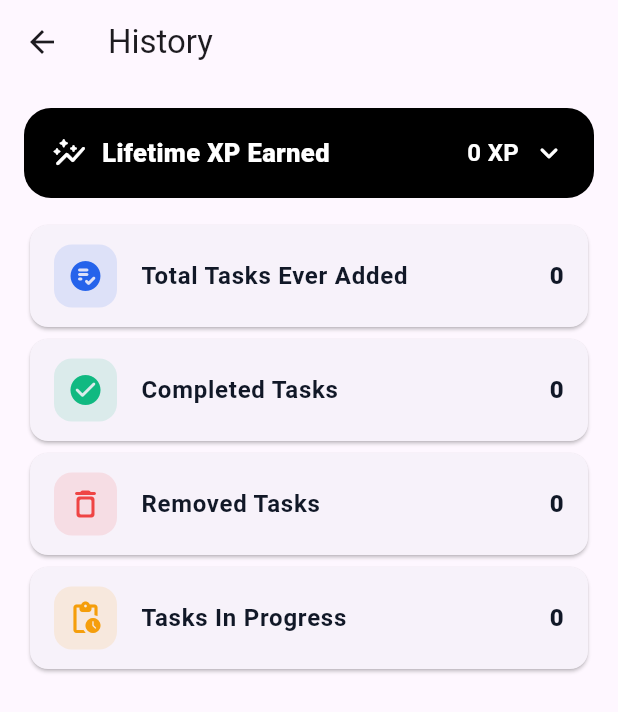
After one commit to AinzOolGown/languagetracker, a Flutter app: the screen it shows after launch, after a tap on the "history" icon, on a phone screen of 412 x 824 dp. The commit adds this screen. Shown: the top 712 px of the screen. Run offline on Flutter 3.47's test engine with Material 3 defaults, Android fonts, the phone set to English and light mode, and no system bars; our stand-ins replace sqflite; accounts and stored records are empty.

Commit message:
merging code, history screen focus and modifications needed to accomodate

```diff
--- a/duoproject/lib/database/database_helper.dart
+++ b/duoproject/lib/database/database_helper.dart
@@ -3,9 +3,7 @@ import 'package:path/path.dart';
 import '../models/task.dart';
 
 class DatabaseHelper {
-
   static final DatabaseHelper instance = DatabaseHelper._init();
-
   static Database? _database;
 
   DatabaseHelper._init();
@@ -17,20 +15,18 @@ class DatabaseHelper {
   }
 
   Future<Database> _initDB(String filePath) async {
-
     final dbPath = await getDatabasesPath();
-    print("DB PATH: $dbPath");
     final path = join(dbPath, filePath);
 
     return await openDatabase(
       path,
-      version: 1,
+      version: 2, // bumped version for migration
       onCreate: _createDB,
     );
   }
 
+  // create db
   Future _createDB(Database db, int version) async {
-
     await db.execute('''
     CREATE TABLE tasks(
       id INTEGER PRIMARY KEY AUTOINCREMENT,
@@ -39,33 +35,53 @@ class DatabaseHelper {
       dueDate TEXT,
       difficulty INTEGER,
       comments TEXT,
-    completed INTEGER
+      completed INTEGER,
+      createdAt TEXT,
+      deleted INTEGER DEFAULT 0
     )
     ''');
 
+    await db.execute('''
+    CREATE TABLE xp_history(
+      id INTEGER PRIMARY KEY AUTOINCREMENT,
+      taskName TEXT,
+      type TEXT,
+      xp INTEGER,
+      timestamp TEXT
+    )
+    ''');
   }
 
+  // CRUD
   Future<int> createTask(Task task) async {
     final db = await instance.database;
-    return await db.insert('tasks', task.toMap());
+
+    final taskMap = task.toMap();
+    taskMap['createdAt'] = DateTime.now().toIso8601String();
+    taskMap['deleted'] = 0;
+
+    return await db.insert('tasks', taskMap);
   }
 
   Future<List<Task>> readAllTasks() async {
     final db = await instance.database;
 
-    final result = await db.query('tasks');
+    final result = await db.query(
+      'tasks',
+      where: 'deleted = ?',
+      whereArgs: [0],
+    );
 
     return result.map((json) => Task.fromMap(json)).toList();
   }
 
-  // Only read tasks that are not completed
   Future<List<Task>> readActiveTasks() async {
     final db = await instance.database;
 
     final result = await db.query(
       'tasks',
-      where: 'completed = ?',
-      whereArgs: [0],
+      where: 'completed = ? AND deleted = ?',
+      whereArgs: [0, 0],
     );
 
     return result.map((json) => Task.fromMap(json)).toList();
@@ -82,13 +98,93 @@ class DatabaseHelper {
     );
   }
 
+  // soft delete instead of hard delete
   Future<int> deleteTask(int id) async {
     final db = await instance.database;
 
-    return await db.delete(
+    return await db.update(
       'tasks',
+      {'deleted': 1},
       where: 'id = ?',
       whereArgs: [id],
     );
   }
+
+  // XP TRACKING
+
+  Future<void> insertXp({
+    required String taskName,
+    required String type,
+    required int xp,
+  }) async {
+    final db = await instance.database;
+
+    await db.insert('xp_history', {
+      'taskName': taskName,
+      'type': type, // 🔥 key addition
+      'xp': xp,
+      'timestamp': DateTime.now().toIso8601String(),
+    });
   }
+
+  Future<List<Map<String, dynamic>>> getXpHistory() async {
+    final db = await instance.database;
+
+    return await db.query(
+      'xp_history',
+      orderBy: 'timestamp DESC',
+    );
+  }
+
+  // ANALYTICS / STATS
+
+  Future<int> getLifetimeXp() async {
+    final db = await instance.database;
+
+    final result =
+        await db.rawQuery('SELECT SUM(xp) as total FROM xp_history');
+
+    return result.first['total'] == null
+        ? 0
+        : (result.first['total'] as int);
+  }
+
+  Future<int> getTotalTasksAdded() async {
+    final db = await instance.database;
+
+    final result =
+        await db.rawQuery('SELECT COUNT(*) as count FROM tasks');
+
+    return Sqflite.firstIntValue(result) ?? 0;
+  }
+
+  Future<int> getTotalTasksRemoved() async {
+    final db = await instance.database;
+
+    final result = await db.rawQuery(
+        'SELECT COUNT(*) FROM tasks WHERE deleted = 1');
+
+    return Sqflite.firstIntValue(result) ?? 0;
+  }
+
+  // XP by type
+  Future<Map<String, int>> getXpByType() async {
+    final db = await instance.database;
+
+    final result = await db.rawQuery('''
+      SELECT type, SUM(xp) as totalXp
+      FROM xp_history
+      GROUP BY type
+    ''');
+
+    Map<String, int> xpByType = {};
+
+    for (var row in result) {
+      final type = row['type'] as String;
+      final xp = row['totalXp'] as int? ?? 0;
+      xpByType[type] = xp;
+    }
+
+    return xpByType;
+  }
+}
--- /dev/null
+++ b/duoproject/lib/screens/history_screen.dart
@@ -0,0 +1,282 @@
+import 'package:flutter/material.dart';
+import '../models/task.dart';
+import '../database/database_helper.dart';
+
+class HistoryScreen extends StatefulWidget {
+  const HistoryScreen({super.key});
+
+  @override
+  State<HistoryScreen> createState() => _HistoryScreenState();
+}
+
+class _HistoryScreenState extends State<HistoryScreen> {
+  bool showXpHistory = false;
+
+  List<Task> tasks = [];
+  List<Map<String, dynamic>> xpHistory = [];
+  Map<String, int> xpByType = {};
+
+  int lifetimeXp = 0;
+  int totalTasksEverAdded = 0;
+  int totalTasksRemoved = 0;
+
+  bool isLoading = true;
+
+  @override
+  void initState() {
+    super.initState();
+    loadData();
+  }
+
+  Future<void> loadData() async {
+    final db = DatabaseHelper.instance;
+
+    final loadedTasks = await db.readAllTasks();
+    final loadedXpHistory = await db.getXpHistory();
+    final loadedLifetimeXp = await db.getLifetimeXp();
+    final loadedTotalAdded = await db.getTotalTasksAdded();
+    final loadedTotalRemoved = await db.getTotalTasksRemoved();
+    final loadedXpByType = await db.getXpByType();
+
+    setState(() {
+      tasks = loadedTasks;
+      xpHistory = loadedXpHistory;
+      lifetimeXp = loadedLifetimeXp;
+      totalTasksEverAdded = loadedTotalAdded;
+      totalTasksRemoved = loadedTotalRemoved;
+      xpByType = loadedXpByType;
+      isLoading = false;
+    });
+  }
+
+  Widget _statCard({
+    required IconData icon,
+    required String title,
+    required String value,
+    required Color color,
+  }) {
+    return Card(
+      child: ListTile(
+        contentPadding:
+            const EdgeInsets.symmetric(horizontal: 16, vertical: 6),
+        leading: Container(
+          width: 42,
+          height: 42,
+          decoration: BoxDecoration(
+            color: color.withOpacity(0.12),
+            borderRadius: BorderRadius.circular(12),
+          ),
+          child: Icon(icon, color: color),
+        ),
+        title: Text(
+          title,
+          style: const TextStyle(
+            fontWeight: FontWeight.w700,
+            color: Color(0xFF111827),
+          ),
+        ),
+        trailing: Text(
+          value,
+          style: const TextStyle(
+            fontWeight: FontWeight.w800,
+            fontSize: 16,
+            color: Color(0xFF111827),
+          ),
+        ),
+      ),
+    );
+  }
+
+  @override
+  Widget build(BuildContext context) {
+    if (isLoading) {
+      return const Scaffold(
+        body: Center(child: CircularProgressIndicator()),
+      );
+    }
+
+    final completed = tasks.where((t) => t.completed).length;
+    final inProgress = tasks.where((t) => !t.completed).length;
+    final recentXp = xpHistory.take(10).toList();
+
+    return Scaffold(
+      appBar: AppBar(
+        title: const Text("History"),
+      ),
+      body: SingleChildScrollView(
+        padding: const EdgeInsets.all(16),
+        child: Column(
+          children: [
+            // ---------------- XP CARD ----------------
+            InkWell(
+              borderRadius: BorderRadius.circular(18),
+              onTap: () {
+                setState(() {
+                  showXpHistory = !showXpHistory;
+                });
+              },
+              child: AnimatedContainer(
+                duration: const Duration(milliseconds: 180),
+                width: double.infinity,
+                padding: const EdgeInsets.all(18),
+                decoration: BoxDecoration(
+                  color: Colors.black,
+                  borderRadius: BorderRadius.circular(18),
+                ),
+                child: Column(
+                  crossAxisAlignment: CrossAxisAlignment.start,
+                  children: [
+                    Row(
+                      children: [
+                        const Icon(Icons.auto_graph_rounded,
+                            color: Colors.white),
+                        const SizedBox(width: 10),
+                        const Expanded(
+                          child: Text(
+                            "Lifetime XP Earned",
+                            style: TextStyle(
+                              color: Colors.white,
+                              fontSize: 17,
+                              fontWeight: FontWeight.w800,
+                            ),
+                          ),
+                        ),
+                        Text(
+                          "$lifetimeXp XP",
+                          style: const TextStyle(
+                            color: Colors.white,
+                            fontSize: 16,
+                            fontWeight: FontWeight.w700,
+                          ),
+                        ),
+                        const SizedBox(width: 8),
+                        Icon(
+                          showXpHistory
+                              ? Icons.keyboard_arrow_up_rounded
+                              : Icons.keyboard_arrow_down_rounded,
+                          color: Colors.white,
+                        ),
+                      ],
+                    ),
+
+                    // -------- XP HISTORY --------
+                    if (showXpHistory) ...[
+                      const SizedBox(height: 14),
+                      const Divider(color: Colors.white24),
+                      const SizedBox(height: 8),
+
+                      // 🔥 XP BY TYPE (NEW FEATURE)
+                      if (xpByType.isNotEmpty) ...[
+                        const Text(
+                          "XP by Category",
+                          style: TextStyle(
+                            color: Colors.white70,
+                            fontWeight: FontWeight.w700,
+                          ),
+                        ),
+                        const SizedBox(height: 8),
+                        ...xpByType.entries.map((entry) {
+                          return Padding(
+                            padding: const EdgeInsets.only(bottom: 6),
+                            child: Text(
+                              "${entry.key}: ${entry.value} XP",
+                              style: const TextStyle(color: Colors.white),
+                            ),
+                          );
+                        }),
+                        const SizedBox(height: 12),
+                        const Divider(color: Colors.white24),
+                      ],
+
+                      // -------- RECENT XP --------
+                      if (recentXp.isEmpty)
+                        const Padding(
+                          padding: EdgeInsets.only(top: 4),
+                          child: Text(
+                            "No XP history yet",
+                            style: TextStyle(
+                              color: Colors.white70,
+                              fontWeight: FontWeight.w600,
+                            ),
+                          ),
+                        )
+                      else
+                        ...recentXp.map((entry) {
+                          return Container(
+                            margin: const EdgeInsets.only(top: 8),
+                            padding: const EdgeInsets.symmetric(
+                              horizontal: 12,
+                              vertical: 12,
+                            ),
+                            decoration: BoxDecoration(
+                              color: Colors.white.withOpacity(0.08),
+                              borderRadius: BorderRadius.circular(12),
+                            ),
+                            child: Row(
+                              children: [
+                                const Icon(
+                                  Icons.bolt_rounded,
+                                  color: Color(0xFFFBBF24),
+                                  size: 20,
+                                ),
+                                const SizedBox(width: 10),
+                                Expanded(
+                                  child: Text(
+                                    entry["taskName"],
+                                    overflow: TextOverflow.ellipsis,
+                                    style: const TextStyle(
+                                      color: Colors.white,
+                                      fontWeight: FontWeight.w600,
+                                    ),
+                                  ),
+                                ),
+                                const SizedBox(width: 12),
+                                Text(
+                                  "+${entry["xp"]} XP",
+                                  style: const TextStyle(
+                                    color: Colors.white,
+                                    fontWeight: FontWeight.w800,
+                                  ),
+                                ),
+                              ],
+                            ),
+                          );
+                        }),
+                    ],
+                  ],
+                ),
+              ),
+            ),
+
+            const SizedBox(height: 14),
+
+            _statCard(
+              icon: Icons.playlist_add_check_circle_rounded,
+              title: "Total Tasks Ever Added",
+              value: "$totalTasksEverAdded",
+              color: const Color(0xFF2563EB),
+            ),
+            _statCard(
+              icon: Icons.check_circle_rounded,
+              title: "Completed Tasks",
+              value: "$completed",
+              color: const Color(0xFF10B981),
+            ),
+            _statCard(
+              icon: Icons.delete_outline_rounded,
+              title: "Removed Tasks",
+              value: "$totalTasksRemoved",
+              color: const Color(0xFFEF4444),
+            ),
+            _statCard(
+              icon: Icons.pending_actions_rounded,
+              title: "Tasks In Progress",
+              value: "$inProgress",
+              color: const Color(0xFFF59E0B),
+            ),
+          ],
+        ),
+      ),
+    );
+  }
+}
--- a/duoproject/lib/screens/home_screen.dart
+++ b/duoproject/lib/screens/home_screen.dart
@@ -1,3 +1,4 @@
+import 'package:duoproject/screens/history_screen.dart';
 import 'package:flutter/material.dart';
 import '../database/database_helper.dart';
 import '../models/task.dart';
@@ -69,6 +70,18 @@ class _HomePageState extends State<HomePage> {
     return Scaffold(
       appBar: AppBar(
         title: const Text("Language Tasks"),
+        actions: [
+          IconButton(
+            tooltip: "History",
+            icon: Icon(Icons.history_rounded),
+            onPressed: (){
+              Navigator.push(
+                context,
+                MaterialPageRoute(builder: (context) => HistoryScreen()),
+              );
+            },
+          ),
+        ],
       ),
 
       body: ListView.builder(
```
Also changed, not shown: duoproject/lib/models/goal.dart (deleted), duoproject/lib/screens/goal_screen.dart (deleted). Lines whose indentation alone changed are shown as unchanged.
